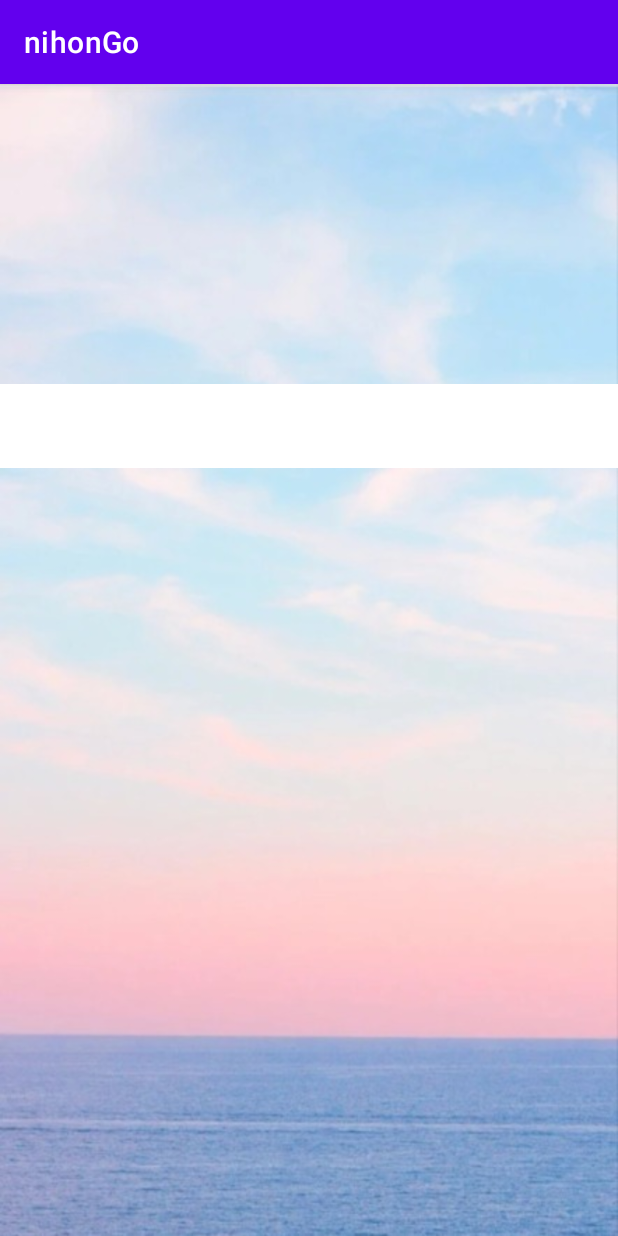
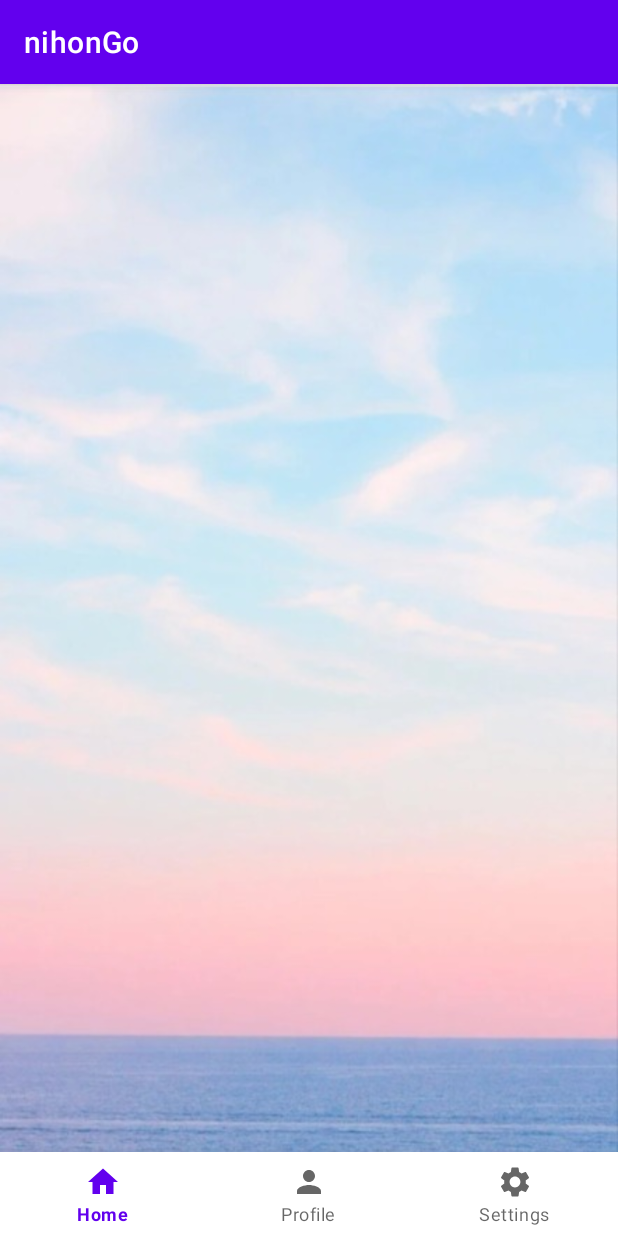
Before and after one commit to Windstrom5/nihonGO, an Android app: the home screen opened directly, with no data from a screen before it, on a phone screen of 412 x 824 dp. Run offline under Robolectric (Android 15) with nearby library versions, the phone set to English and light mode, and no system bars.

Commit message:
bottom navigation udah cuma di home.kt nya belum

```diff
--- /dev/null
+++ b/app/src/main/res/drawable/ic_home_24.xml
@@ -0,0 +1,5 @@
+<vector android:height="24dp" android:tint="#000000"
+    android:viewportHeight="24" android:viewportWidth="24"
+    android:width="24dp" xmlns:android="http://schemas.android.com/apk/res/android">
+    <path android:fillColor="@android:color/white" android:pathData="M10,20v-6h4v6h5v-8h3L12,3 2,12h3v8z"/>
+</vector>
--- /dev/null
+++ b/app/src/main/res/drawable/ic_settings_24.xml
@@ -0,0 +1,5 @@
+<vector android:height="24dp" android:tint="#000000"
+    android:viewportHeight="24" android:viewportWidth="24"
+    android:width="24dp" xmlns:android="http://schemas.android.com/apk/res/android">
+    <path android:fillColor="@android:color/white" android:pathData="M19.14,12.94c0.04,-0.3 0.06,-0.61 0.06,-0.94c0,-0.32 -0.02,-0.64 -0.07,-0.94l2.03,-1.58c0.18,-0.14 0.23,-0.41 0.12,-0.61l-1.92,-3.32c-0.12,-0.22 -0.37,-0.29 -0.59,-0.22l-2.39,0.96c-0.5,-0.38 -1.03,-0.7 -1.62,-0.94L14.4,2.81c-0.04,-0.24 -0.24,-0.41 -0.48,-0.41h-3.84c-0.24,0 -0.43,0.17 -0.47,0.41L9.25,5.35C8.66,5.59 8.12,5.92 7.63,6.29L5.24,5.33c-0.22,-0.08 -0.47,0 -0.59,0.22L2.74,8.87C2.62,9.08 2.66,9.34 2.86,9.48l2.03,1.58C4.84,11.36 4.8,11.69 4.8,12s0.02,0.64 0.07,0.94l-2.03,1.58c-0.18,0.14 -0.23,0.41 -0.12,0.61l1.92,3.32c0.12,0.22 0.37,0.29 0.59,0.22l2.39,-0.96c0.5,0.38 1.03,0.7 1.62,0.94l0.36,2.54c0.05,0.24 0.24,0.41 0.48,0.41h3.84c0.24,0 0.44,-0.17 0.47,-0.41l0.36,-2.54c0.59,-0.24 1.13,-0.56 1.62,-0.94l2.39,0.96c0.22,0.08 0.47,0 0.59,-0.22l1.92,-3.32c0.12,-0.22 0.07,-0.47 -0.12,-0.61L19.14,12.94zM12,15.6c-1.98,0 -3.6,-1.62 -3.6,-3.6s1.62,-3.6 3.6,-3.6s3.6,1.62 3.6,3.6S13.98,15.6 12,15.6z"/>
+</vector>
--- /dev/null
+++ b/app/src/main/res/drawable/ic_user_24.xml
@@ -0,0 +1,5 @@
+<vector android:height="24dp" android:tint="#000000"
+    android:viewportHeight="24" android:viewportWidth="24"
+    android:width="24dp" xmlns:android="http://schemas.android.com/apk/res/android">
+    <path android:fillColor="@android:color/white" android:pathData="M12,12c2.21,0 4,-1.79 4,-4s-1.79,-4 -4,-4 -4,1.79 -4,4 1.79,4 4,4zM12,14c-2.67,0 -8,1.34 -8,4v2h16v-2c0,-2.66 -5.33,-4 -8,-4z"/>
+</vector>
--- a/app/src/main/res/layout/activity_home.xml
+++ b/app/src/main/res/layout/activity_home.xml
@@ -7,31 +7,19 @@
     android:background="@drawable/background"
     tools:context=".home">
 
-    <androidx.recyclerview.widget.RecyclerView
-        android:id="@+id/rv_menu"
-        android:layout_width="106dp"
-        android:layout_height="200dp"
-        app:layout_constraintBottom_toBottomOf="parent"
-        app:layout_constraintEnd_toEndOf="parent"
-        app:layout_constraintHorizontal_bias="0.052"
-        app:layout_constraintStart_toStartOf="parent"
-        app:layout_constraintTop_toTopOf="parent"
-        app:layout_constraintVertical_bias="0.0" />
-
-    <LinearLayout
-        android:id="@+id/layoutBotNav"
+    <com.google.android.material.bottomnavigation.BottomNavigationView
+        android:id="@+id/botNav"
         android:layout_width="match_parent"
         android:layout_height="wrap_content"
-        android:orientation="horizontal"
-        app:layout_constraintTop_toBottomOf="@id/rv_menu"
-        tools:layout_editor_absoluteX="16dp">
+        app:layout_constraintBottom_toBottomOf="parent"
+        app:layout_constraintLeft_toLeftOf="parent"
+        app:layout_constraintRight_toRightOf="parent"
+        app:menu="@menu/menu"/>
 
-        <com.google.android.material.bottomnavigation.BottomNavigationView
-            android:id="@+id/homeBotNav"
-            android:layout_width="match_parent"
-            android:layout_height="wrap_content"/>
-
-
-    </LinearLayout>
+    <FrameLayout
+        android:id="@+id/fragment_containe"
+        android:layout_width="match_parent"
+        android:layout_height="0dp"
+        app:layout_constraintBottom_toTopOf="@+id/botNav"/>
 
 </androidx.constraintlayout.widget.ConstraintLayout>
--- /dev/null
+++ b/app/src/main/res/menu/menu.xml
@@ -0,0 +1,15 @@
+<?xml version="1.0" encoding="utf-8"?>
+<menu xmlns:android="http://schemas.android.com/apk/res/android">
+    <item
+        android:id="@+id/menuHome"
+        android:icon="@drawable/ic_home_24"
+        android:title="@string/home"/>
+    <item
+        android:id="@+id/menuProfile"
+        android:icon="@drawable/ic_user_24"
+        android:title="Profile"/>
+    <item
+        android:id="@+id/menuSettings"
+        android:icon="@drawable/ic_settings_24"
+        android:title="Settings"/>
+</menu>
--- a/app/src/main/res/values/strings.xml
+++ b/app/src/main/res/values/strings.xml
@@ -1,3 +1,4 @@
 <resources>
     <string name="app_name">TugasBesar</string>
+    <string name="home">Home</string>
 </resources>
```
